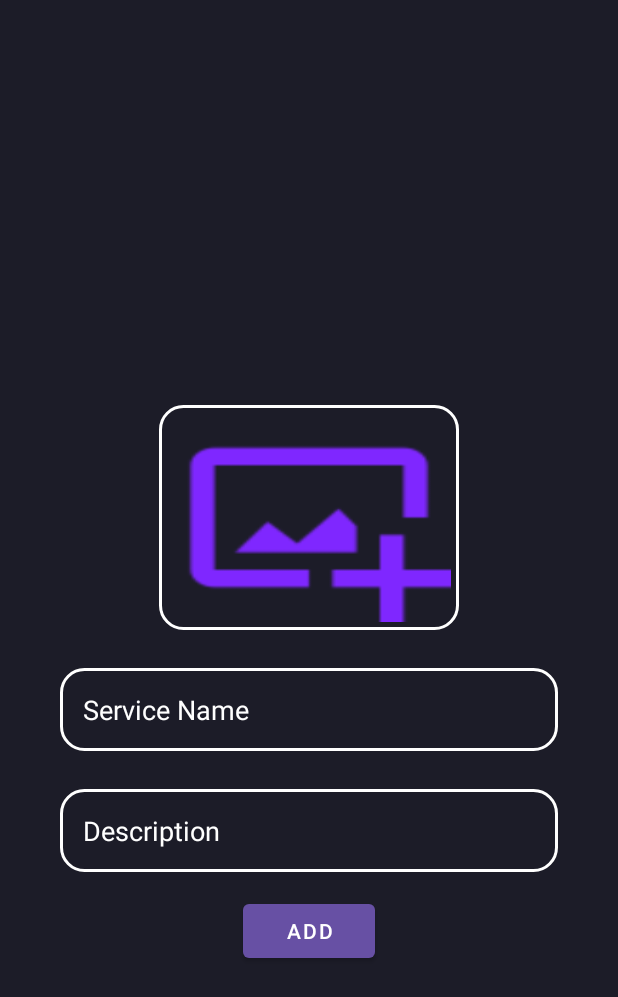
After one commit to caesar0016/SalonAppointment_final, an Android app: the categories_registration_frm screen opened directly, with no data from a screen before it, on a phone screen of 412 x 824 dp. The commit adds this screen. Shown: the top 997 px of the screen. Run offline under Robolectric (Android 15) with nearby library versions, the phone set to English and light mode, and no system bars.

Commit message:
Design For adding category for services

```diff
--- /dev/null
+++ b/app/src/main/java/com/example/salonappointment/adapter/account_adapter.java
@@ -0,0 +1,4 @@
+package com.example.salonappointment.adapter;
+
+public class account_adapter {
+}
--- /dev/null
+++ b/app/src/main/java/com/example/salonappointment/adapter/service_adapter.java
@@ -0,0 +1,4 @@
+package com.example.salonappointment.adapter;
+
+public class service_adapter {
+}
--- /dev/null
+++ b/app/src/main/java/com/example/salonappointment/registration/categories_registration_frm.java
@@ -0,0 +1,26 @@
+package com.example.salonappointment.registration;
+
+import android.os.Bundle;
+
+import androidx.activity.EdgeToEdge;
+import androidx.appcompat.app.AppCompatActivity;
+import androidx.core.graphics.Insets;
+import androidx.core.view.ViewCompat;
+import androidx.core.view.WindowInsetsCompat;
+
+import com.example.salonappointment.R;
+
+public class categories_registration_frm extends AppCompatActivity {
+
+    @Override
+    protected void onCreate(Bundle savedInstanceState) {
+        super.onCreate(savedInstanceState);
+        EdgeToEdge.enable(this);
+        setContentView(R.layout.categories_registration_frm);
+        ViewCompat.setOnApplyWindowInsetsListener(findViewById(R.id.main), (v, insets) -> {
+            Insets systemBars = insets.getInsets(WindowInsetsCompat.Type.systemBars());
+            v.setPadding(systemBars.left, systemBars.top, systemBars.right, systemBars.bottom);
+            return insets;
+        });
+    }
+}
--- /dev/null
+++ b/app/src/main/res/layout/categories_registration_frm.xml
@@ -0,0 +1,55 @@
+<?xml version="1.0" encoding="utf-8"?>
+<LinearLayout xmlns:android="http://schemas.android.com/apk/res/android"
+    xmlns:app="http://schemas.android.com/apk/res-auto"
+    xmlns:tools="http://schemas.android.com/tools"
+    android:id="@+id/main"
+    android:layout_width="match_parent"
+    android:layout_height="match_parent"
+    android:orientation="vertical"
+    android:background="@color/bg_dark"
+    tools:context=".registration.categories_registration_frm"
+    android:padding="15dp">
+
+        <ImageView
+            android:layout_width="200dp"
+            android:layout_height="150dp"
+            android:src="@drawable/ic_add_image"
+            android:layout_gravity="center_horizontal"
+            android:layout_marginTop="270dp"
+            android:background="@drawable/box"
+            android:padding="5dp"
+            android:scaleType="fitXY"
+            android:id="@+id/add_img_category"
+            />
+        <EditText
+            android:layout_width="match_parent"
+            android:layout_height="wrap_content"
+            android:layout_marginHorizontal="40dp"
+            android:background="@drawable/box"
+            android:hint="Service Name"
+            android:textColorHint="@color/white"
+            android:padding="15dp"
+            android:id="@+id/etv_signUpFrm_name"
+            android:layout_marginTop="25dp"
+            />
+    <EditText
+            android:layout_width="match_parent"
+            android:layout_height="wrap_content"
+            android:layout_marginHorizontal="40dp"
+            android:background="@drawable/box"
+            android:hint="Description"
+            android:textColorHint="@color/white"
+            android:padding="15dp"
+            android:id="@+id/etvDesc_categoriesRegistration"
+            android:layout_marginTop="25dp"
+            />
+    <Button
+        android:layout_width="wrap_content"
+        android:layout_height="wrap_content"
+        android:text="Add"
+        android:layout_gravity="center_horizontal"
+        android:layout_marginTop="15dp"
+        style="@style/Widget.MaterialComponents.Button"
+        android:id="@+id/btnRegisterCategory"/>
+
+</LinearLayout>
--- a/app/src/main/res/layout/services_view_rows.xml
+++ b/app/src/main/res/layout/services_view_rows.xml
@@ -58,8 +58,6 @@
                 android:id="@+id/btnServicevr_seeMore"
                 style="@style/Widget.MaterialComponents.Button"/>
         </RelativeLayout>
-
-
     </androidx.cardview.widget.CardView>
 
 </LinearLayout>
--- a/app/src/main/res/values/strings.xml
+++ b/app/src/main/res/values/strings.xml
@@ -4,5 +4,4 @@
     <string name="u_Signup">Don\'t have an account?  <u>Signup</u></string>
 
 
-
 </resources>
```
Also changed, not shown: app/src/main/AndroidManifest.xml (+9 -0 lines), app/src/main/java/com/example/salonappointment/Model/category_registration_model.java (added, +36 -0 lines), app/src/main/java/com/example/salonappointment/Model/register_service_model.java (added, +10 -0 lines), app/src/main/java/com/example/salonappointment/registration/service_registration_frm.java (added, +26 -0 lines), app/src/main/java/com/example/salonappointment/registration/stylist_registration_frm.java (added, +26 -0 lines), app/src/main/res/layout/service_registration_frm.xml (added, +10 -0 lines), app/src/main/res/layout/stylist_registration_frm.xml (added, +10 -0 lines), app/src/main/res/drawable/ic_add_image.png (added).
